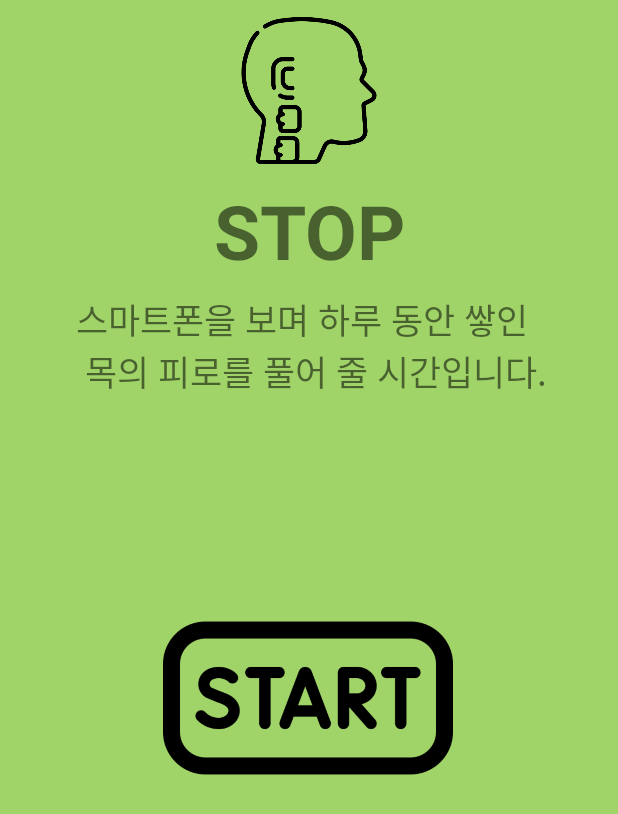
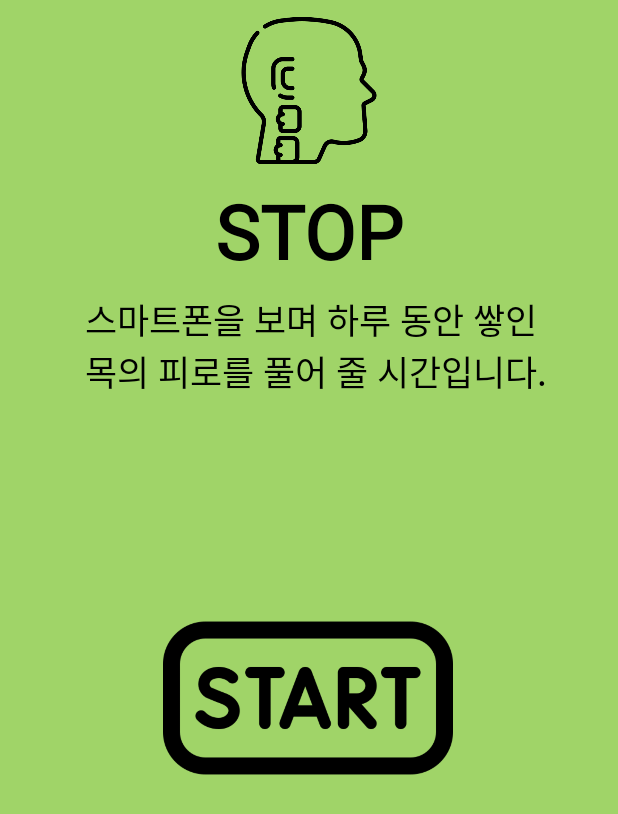
Before and after one commit to prislewarz/GoogleSolutionChallenge2023, an Android app: the layout neck_stretching_start.xml on its own in the app's theme, with its tools: preview values and no code run, on a phone screen of 412 x 824 dp. Shown: the top 814 px of the screen. Run offline under Robolectric (Android 15) with nearby library versions, the phone set to English and light mode, and no system bars.

Commit message:
스트레칭 중간 화면 일원화 : 액티비티를 통해 하나의 xml에서 텍스트만 바뀌는 방식으로 구성 스트레칭 화면 액티비티 구현 : 다음 스트레칭 화면으로 넘기는 기능 구현

```diff
--- a/GoogleSolutionChallenge2023/app/build.gradle
+++ b/GoogleSolutionChallenge2023/app/build.gradle
@@ -9,7 +9,9 @@ android {
     namespace 'com.example.myapplication'
     compileSdk 32
 
-
+    viewBinding{
+        enabled = true
+    }
 
     defaultConfig {
         applicationId "com.example.myapplication"
--- a/GoogleSolutionChallenge2023/app/src/main/java/com/example/myapplication/MainActivity.kt
+++ b/GoogleSolutionChallenge2023/app/src/main/java/com/example/myapplication/StretchingEnd.kt
@@ -3,9 +3,9 @@ package com.example.myapplication
 import androidx.appcompat.app.AppCompatActivity
 import android.os.Bundle
 
-class MainActivity : AppCompatActivity() {
+class StretchingEnd : AppCompatActivity() {
     override fun onCreate(savedInstanceState: Bundle?) {
         super.onCreate(savedInstanceState)
-        setContentView(R.layout.eye_stretching_start)
+        setContentView(R.layout.stretching_end)
     }
 }
--- /dev/null
+++ b/GoogleSolutionChallenge2023/app/src/main/res/font/font.xml
@@ -0,0 +1,8 @@
+<?xml version="1.0" encoding="utf-8"?>
+<font-family xmlns:android="http://schemas.android.com/apk/res/android">
+    <font
+        android:font="@font/nanumsquareroundr"
+        android:fontStyle="normal"
+        android:fontWeight="400"
+        />
+</font-family>
--- a/GoogleSolutionChallenge2023/app/src/main/res/layout/neck_stretching_start.xml
+++ b/GoogleSolutionChallenge2023/app/src/main/res/layout/neck_stretching_start.xml
@@ -4,7 +4,7 @@
     xmlns:tools="http://schemas.android.com/tools"
     android:layout_width="match_parent"
     android:layout_height="match_parent"
-    tools:context=".MainActivity"
+    tools:context=".EyeStretchingStart"
     android:orientation="vertical">
 
 
@@ -23,9 +23,10 @@
         android:layout_width="wrap_content"
         android:layout_height="wrap_content"
         android:layout_marginTop="120dp"
-        android:text="@string/stop"
+        android:text="@string/stretching_start_stop"
         android:textStyle="bold"
         android:textSize="50dp"
+        android:textColor="@color/black"
         app:layout_constraintEnd_toEndOf="parent"
         app:layout_constraintStart_toStartOf="parent"
         app:layout_constraintTop_toTopOf="parent" />
@@ -36,7 +37,9 @@
         android:layout_height="wrap_content"
         android:layout_marginTop="8dp"
         android:text="@string/neck_stretching_intro"
+        android:gravity="center"
         android:textSize="23dp"
+        android:textColor="@color/black"
         app:layout_constraintEnd_toEndOf="parent"
         app:layout_constraintHorizontal_bias="0.516"
         app:layout_constraintStart_toStartOf="parent"
@@ -44,6 +47,7 @@
         />
 
     <Button
+        android:contentDescription="start_button"
         android:id="@+id/start_button"
         android:layout_width="193dp"
         android:layout_height="193dp"
--- a/GoogleSolutionChallenge2023/app/src/main/res/layout/strethcing_end.xml
+++ b/GoogleSolutionChallenge2023/app/src/main/res/layout/stretching_end.xml
@@ -3,7 +3,8 @@
     xmlns:app="http://schemas.android.com/apk/res-auto"
     xmlns:tools="http://schemas.android.com/tools"
     android:layout_width="match_parent"
-    android:layout_height="match_parent">
+    android:layout_height="match_parent"
+    tools:context=".StretchingEnd">
 
     <TextView
         android:id="@+id/textView"
--- /dev/null
+++ b/GoogleSolutionChallenge2023/app/src/main/res/values/font_style.xml
@@ -0,0 +1,22 @@
+<?xml version="1.0" encoding="utf-8"?>
+<resources>
+    <style name="customTextViewFontStyle" parent="@android:style/Widget.DeviceDefault.TextView">
+        <item name="android:fontFamily">@font/font</item>
+    </style>
+
+    <style name="customButtonFontStyle" parent="@android:style/Widget.DeviceDefault.Button.Borderless">
+        <item name="android:fontFamily">@font/font</item>
+    </style>
+
+    <style name="customEditTextFontStyle" parent="@android:style/Widget.DeviceDefault.EditText">
+        <item name="android:fontFamily">@font/font</item>
+    </style>
+
+    <style name="customRadioButtonFontStyle" parent="@android:style/Widget.DeviceDefault.CompoundButton.RadioButton">
+        <item name="android:fontFamily">@font/font</item>
+    </style>
+
+    <style name="customCheckboxFontStyle" parent="@android:style/Widget.DeviceDefault.CompoundButton.CheckBox">
+        <item name="android:fontFamily">@font/font</item>
+    </style>
+</resources>
--- a/GoogleSolutionChallenge2023/app/src/main/res/values/themes.xml
+++ b/GoogleSolutionChallenge2023/app/src/main/res/values/themes.xml
@@ -1,6 +1,6 @@
 <resources xmlns:tools="http://schemas.android.com/tools">
     <!-- Base application theme. -->
-    <style name="Theme.GoogleSolutionChallenge2023" parent="Theme.MaterialComponents.DayNight.DarkActionBar">
+    <style name="Theme.GoogleSolutionChallenge2023" parent="Theme.AppCompat.Light.NoActionBar">
         <!-- Primary brand color. -->
         <item name="colorPrimary">@color/black</item>
         <item name="colorPrimaryVariant">@color/purple_700</item>
@@ -14,5 +14,11 @@
         <!-- Status bar color. -->
         <item name="android:statusBarColor">?attr/colorPrimaryVariant</item>
         <!-- Customize your theme here. -->
+
+        <item name="android:textViewStyle">@style/customTextViewFontStyle</item>
+        <item name="android:buttonStyle">@style/customButtonFontStyle</item>
+        <item name="android:editTextStyle">@style/customEditTextFontStyle</item>
+        <item name="android:radioButtonStyle">@style/customRadioButtonFontStyle</item>
+        <item name="android:checkboxStyle">@style/customCheckboxFontStyle</item>
     </style>
 </resources>
```
Also changed, not shown: GoogleSolutionChallenge2023/app/src/main/AndroidManifest.xml (+10 -1 lines), GoogleSolutionChallenge2023/app/src/main/java/com/example/myapplication/EyeStretchingStart.kt (added, +20 -0 lines), GoogleSolutionChallenge2023/app/src/main/java/com/example/myapplication/NeckStretchingStart.kt (added, +21 -0 lines), GoogleSolutionChallenge2023/app/src/main/java/com/example/myapplication/StretchingMiddle.kt (added, +54 -0 lines), GoogleSolutionChallenge2023/app/src/main/res/layout/eye_stretching_start.xml (+5 -2 lines), GoogleSolutionChallenge2023/app/src/main/res/layout/stretching_middle.xml (added, +38 -0 lines), GoogleSolutionChallenge2023/app/src/main/res/values/strings.xml (+15 -1 lines), GoogleSolutionChallenge2023/app/src/main/res/drawable/right_arrow.png (added), 1 other file.
